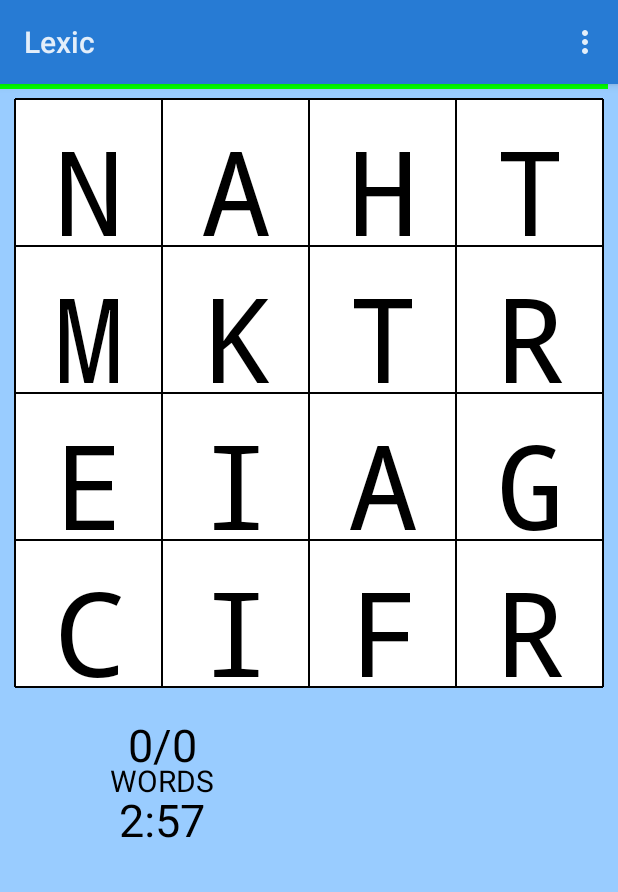
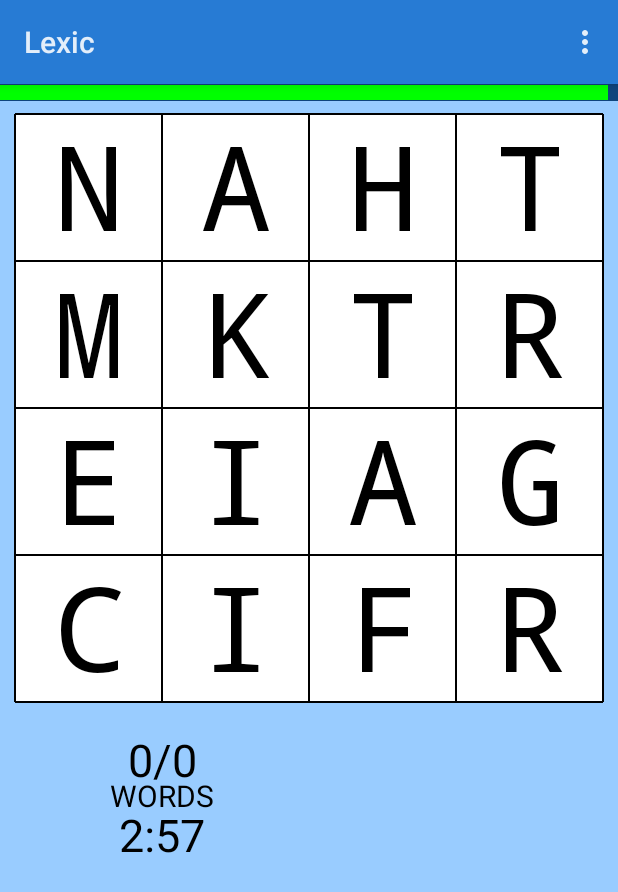
Before and after one commit to lexica/lexica, an Android app: the PlayLexic screen opened directly, with no data from a screen before it, on a phone screen of 412 x 824 dp. Shown: the top 892 px of the screen. Run offline under Robolectric (Android 15) with nearby library versions, the light colour scheme and no system bars; pictures from the network do not load.

Commit message:
Correctly render game board with dip.

```diff
--- a/app/src/main/java/net/healeys/lexic/view/LexicView.java
+++ b/app/src/main/java/net/healeys/lexic/view/LexicView.java
@@ -54,6 +54,7 @@ public class LexicView extends View implements Synchronizer.Event, Game.RotateHa
 	private final int textSizeSmall;
 	private final int textSizeNormal;
 	private final int textSizeLarge;
+	private final int timerHeight;
 
 	private final int boardWidth;
 	private String currentWord;
@@ -76,6 +77,7 @@ public class LexicView extends View implements Synchronizer.Event, Game.RotateHa
 		textSizeSmall = getResources().getDimensionPixelSize(R.dimen.textSizeSmall);
 		textSizeNormal = getResources().getDimensionPixelSize(R.dimen.textSizeNormal);
 		textSizeLarge = getResources().getDimensionPixelSize(R.dimen.textSizeLarge);
+		timerHeight = getResources().getDimensionPixelSize(R.dimen.timerHeight);
 
 		p = new Paint();
 		p.setTextAlign(Paint.Align.CENTER);
@@ -91,18 +93,23 @@ public class LexicView extends View implements Synchronizer.Event, Game.RotateHa
 		width = w;
 		height = h;
 
-		gridsize = Math.min(width,height) - 2* paddingSize;
+		if (width < height) {
+			gridsize = width - 2 * paddingSize;
+		} else {
+			gridsize = height - (2 * paddingSize) - timerHeight;
+		}
 		boxsize = ((float) gridsize) / boardWidth;
 
 		if(mFingerTracker != null) {
-			mFingerTracker.boundBoard(paddingSize +gridsize, paddingSize +gridsize);
+			mFingerTracker.boundBoard(paddingSize + gridsize, paddingSize + timerHeight + gridsize);
 		}
 	}
 
 	private void drawBoard(Canvas canvas) {
 		// Draw white box
 		p.setARGB(255, 255, 255, 255);
-		canvas.drawRect(paddingSize, paddingSize, gridsize + paddingSize, gridsize + paddingSize, p);
+		int topOfGrid = paddingSize + timerHeight;
+		canvas.drawRect(paddingSize, topOfGrid, gridsize + paddingSize, gridsize + topOfGrid, p);
 
 		// Draw touched boxes
 		p.setARGB(255,255,255,0);
@@ -111,17 +118,22 @@ public class LexicView extends View implements Synchronizer.Event, Game.RotateHa
 			int x = i % game.getBoard().getWidth();
 			int y = i / game.getBoard().getWidth();
 			float left = paddingSize + boxsize * x;
-			float top = paddingSize + boxsize * y;
+			float top = topOfGrid + boxsize * y;
 			float right = paddingSize + boxsize * (x+1);
-			float bottom = paddingSize + boxsize * (y+1);
+			float bottom = topOfGrid + boxsize * (y+1);
 			canvas.drawRect(left, top, right, bottom, p);
 		}
 
 		// Draw grid
 		p.setARGB(255,0,0,0);
-		for(float i= paddingSize;i<= paddingSize +gridsize;i+=boxsize) {
-			canvas.drawLine(i, paddingSize,i,gridsize+ paddingSize,p);
-			canvas.drawLine(paddingSize,i,gridsize+ paddingSize,i,p);
+
+		// Vertical lines
+		for(float i = paddingSize; i <= paddingSize + gridsize; i += boxsize) {
+			canvas.drawLine(i, topOfGrid, i, gridsize + topOfGrid, p);
+		}
+		// Horizontal lines
+		for(float i = topOfGrid; i <= topOfGrid + gridsize; i += boxsize) {
+			canvas.drawLine(paddingSize, i, gridsize + paddingSize, i, p);
 		}
 
 		p.setARGB(255, 0, 0, 0);
@@ -132,14 +144,16 @@ public class LexicView extends View implements Synchronizer.Event, Game.RotateHa
 		for(int x=0;x<boardWidth;x++) {
 			for(int y=0;y<boardWidth;y++) {
 				String txt = game.getBoard().elementAt(x,y);
-				canvas.drawText(txt, paddingSize +x*boxsize+boxsize/2,
-					paddingSize -10+(y+1)*boxsize,p);
+				canvas.drawText(txt, paddingSize + x * boxsize + boxsize / 2, (y + 1) * boxsize, p);
 			}
 		}
 
 	}
 
 	private void drawTimer(Canvas canvas) {
+		p.setColor(getResources().getColor(R.color.colorPrimaryDark));
+		canvas.drawRect(0, 0, width, timerHeight + 2, p);
+
 		if(timeRemaining < 1000) {
 			p.setARGB(255,255,0,0);
 		} else if (timeRemaining < 3000) {
@@ -147,9 +161,9 @@ public class LexicView extends View implements Synchronizer.Event, Game.RotateHa
 		} else {
 			p.setARGB(255,0,255,0);
 		}
-		for(int i=0;i<5;i++) {
-			canvas.drawLine(0,i,width*timeRemaining/game.getMaxTimeRemaining(),i,p);
-		}
+
+		int pixelWidth = width * timeRemaining / game.getMaxTimeRemaining();
+		canvas.drawRect(0, 1, pixelWidth, timerHeight + 1, p);
 	}
 
 	private int drawWordCount(Canvas canvas, int left, int top) {
@@ -220,7 +234,7 @@ public class LexicView extends View implements Synchronizer.Event, Game.RotateHa
 	}
 
 	private void drawScoreLandscape(Canvas canvas) {
-		int textAreaTop = paddingSize;
+		int textAreaTop = paddingSize + timerHeight;
 		int textAreaHeight = height - 2*paddingSize;
 		int textAreaLeft = 2*paddingSize + gridsize;
 		int textAreaWidth = width - paddingSize - textAreaLeft;
@@ -232,7 +246,7 @@ public class LexicView extends View implements Synchronizer.Event, Game.RotateHa
 	}
 
 	private void drawScorePortrait(Canvas canvas) {
-		int textAreaTop = 2 * paddingSize + gridsize;
+		int textAreaTop = 2 * paddingSize + gridsize + timerHeight;
 		int textAreaHeight = height - paddingSize - textAreaTop;
 		int textAreaLeft = paddingSize;
 		int textAreaWidth = width - 2* paddingSize;
--- a/app/src/main/res/values/sizes.xml
+++ b/app/src/main/res/values/sizes.xml
@@ -1,6 +1,7 @@
 <?xml version="1.0" encoding="utf-8"?>
 <resources>
     <dimen name="padding">10dp</dimen>
+    <dimen name="timerHeight">10dp</dimen>
     <dimen name="textSizeSmall">16sp</dimen>
     <dimen name="textSizeNormal">20sp</dimen>
     <dimen name="textSizeLarge">30sp</dimen>
```
